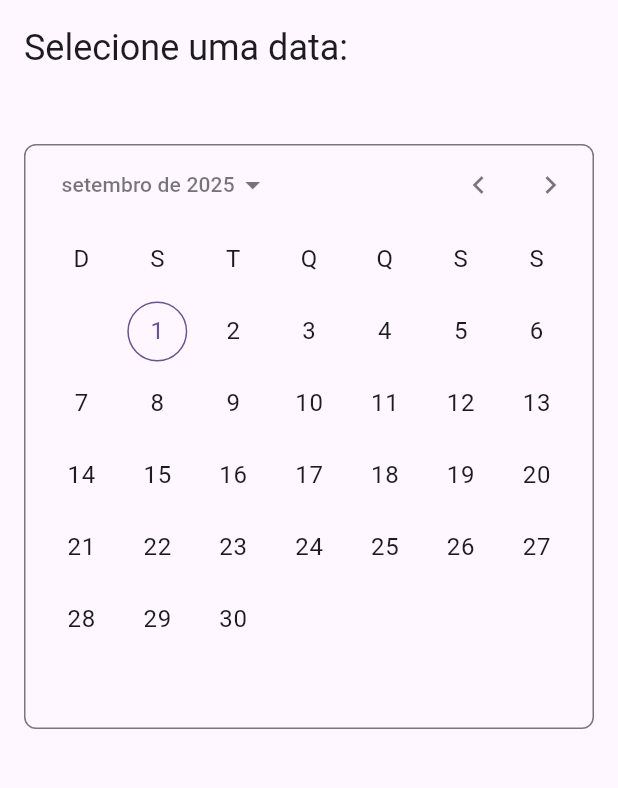
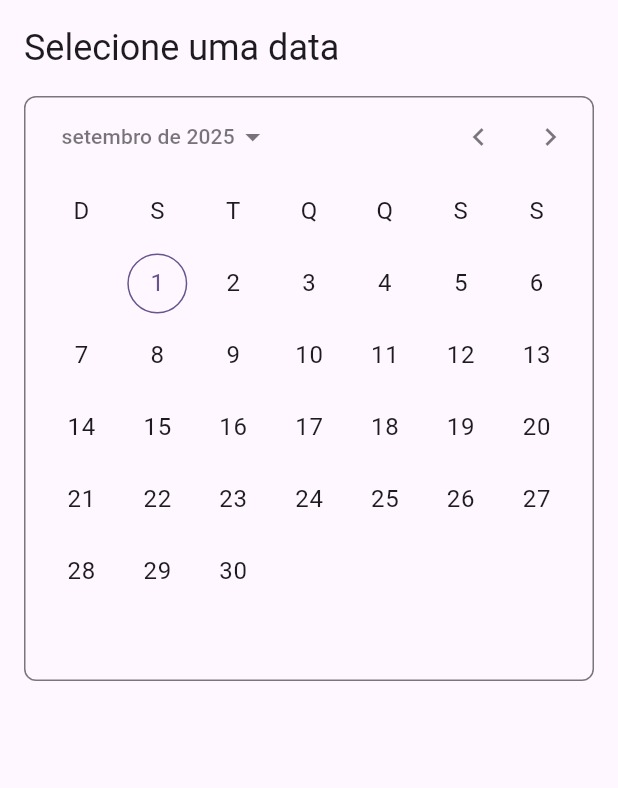
Before and after one commit to marcusvbp/daycalc, a Flutter app: the screen it shows after launch, on a phone screen of 412 x 824 dp, the part 84-872 px from its top. Run offline on Flutter 3.47's test engine with Material 3 defaults, Android fonts, the phone set to English and light mode, and no system bars; drawn by our look-alikes of calendar_date_picker2; our stand-ins replace flutter_riverpod, go_router, riverpod_annotation, shared_preferences; generated files the repository leaves out were written again.

Commit message:
Atualiza a tela inicial para utilizar a localização da mensagem "Selecione uma data" e refatora a exibição da data selecionada, removendo o botão de limpar e substituindo por um ícone de ação.

```diff
--- a/lib/app/screens/home_screen.dart
+++ b/lib/app/screens/home_screen.dart
@@ -34,11 +34,9 @@ class HomeScreen extends ConsumerWidget {
           spacing: 16,
           children: [
             Text(
-              'Selecione uma data:',
+              localizations.selectDate,
               style: Theme.of(context).textTheme.headlineSmall,
             ),
-            const SizedBox(height: 16),
-
             // Data selecionada
             if (userDate != null)
               Container(
@@ -48,29 +46,28 @@ class HomeScreen extends ConsumerWidget {
                   borderRadius: BorderRadius.circular(8),
                 ),
                 child: Row(
+                  spacing: 8,
                   children: [
                     Icon(
                       Icons.calendar_today,
                       color: Theme.of(context).colorScheme.primary,
                     ),
-                    const SizedBox(width: 8),
-                    Text(
-                      'Data selecionada: ${ref.read(userDateProvider.notifier).getFormattedDate('pt_BR')}',
-                      style: Theme.of(context).textTheme.bodyLarge,
+                    Expanded(
+                      child: Text(
+                        'Data selecionada: ${ref.read(userDateProvider.notifier).getFormattedDate('pt_BR')}',
+                        style: Theme.of(context).textTheme.bodyLarge,
+                      ),
+                    ),
+                    IconButton(
+                      onPressed: () {
+                        ref.read(userDateProvider.notifier).clear();
+                      },
+                      icon: const Icon(Icons.clear),
                     ),
                   ],
                 ),
               ),
 
-            // Botão para limpar a data
-            if (userDate != null)
-              OutlinedButton.icon(
-                onPressed: () {
-                  ref.read(userDateProvider.notifier).clear();
-                },
-                icon: const Icon(Icons.clear),
-                label: const Text('Limpar Data'),
-              ),
             // Calendário embutido
             Container(
               decoration: BoxDecoration(
```
